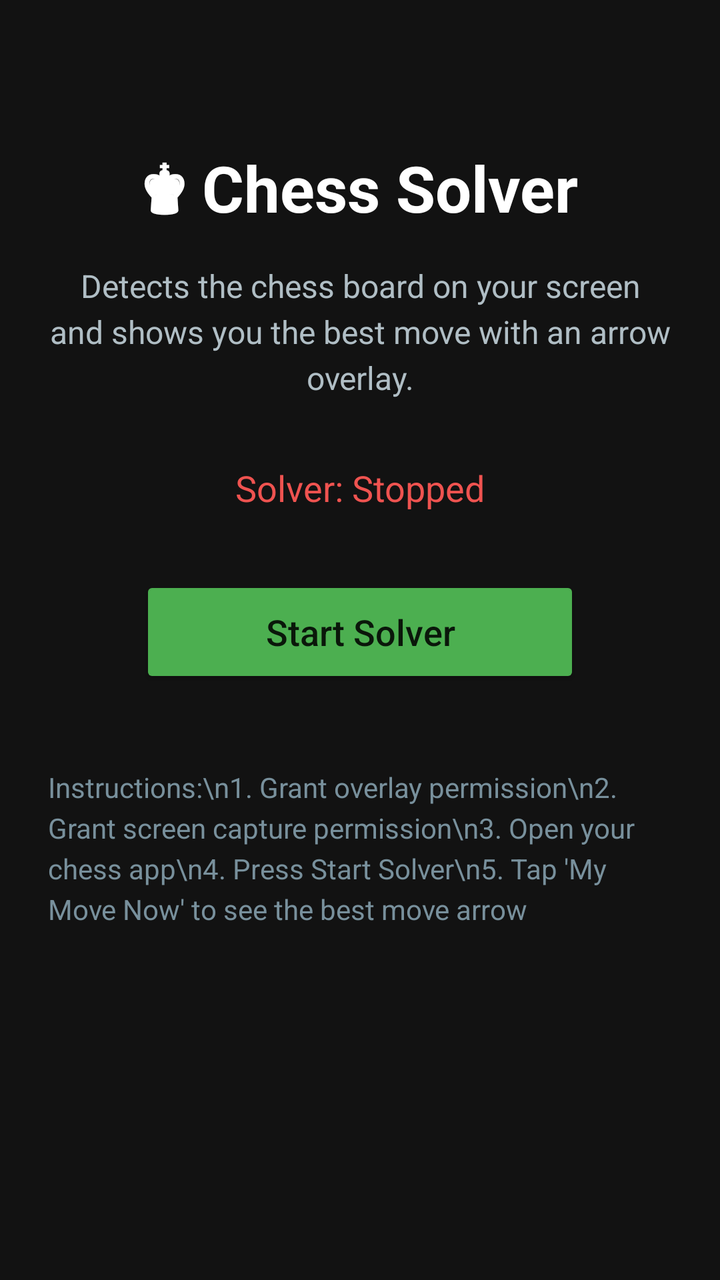
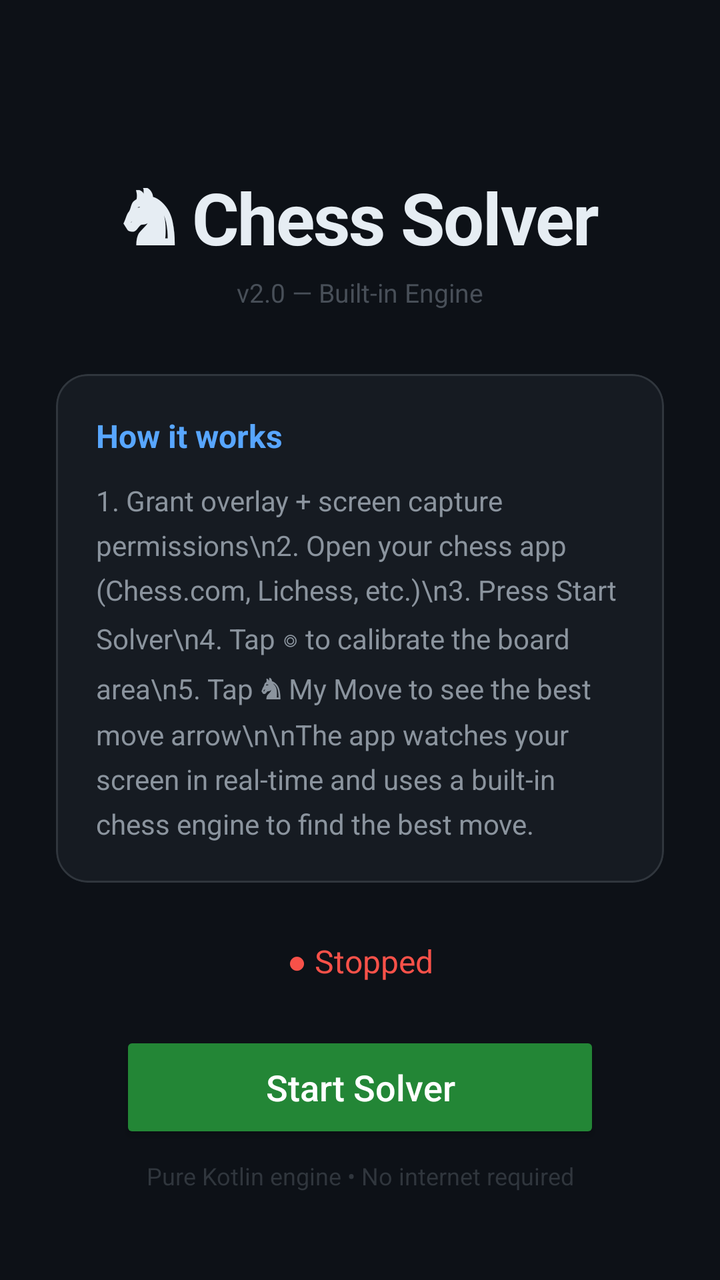

Compare the two renders of this Android layout. The source of the first and the diff that turns it into the second are given below.
<!-- AndroidManifest.xml: activity theme Theme.ChessSolver -->
<!-- res/layout/activity_main.xml -->
<?xml version="1.0" encoding="utf-8"?>
<androidx.constraintlayout.widget.ConstraintLayout
    xmlns:android="http://schemas.android.com/apk/res/android"
    xmlns:app="http://schemas.android.com/apk/res-auto"
    android:layout_width="match_parent"
    android:layout_height="match_parent"
    android:background="#121212"
    android:padding="24dp">

    <TextView
        android:id="@+id/tvTitle"
        android:layout_width="wrap_content"
        android:layout_height="wrap_content"
        android:text="♚ Chess Solver"
        android:textSize="32sp"
        android:textColor="@color/white"
        android:textStyle="bold"
        app:layout_constraintTop_toTopOf="parent"
        app:layout_constraintStart_toStartOf="parent"
        app:layout_constraintEnd_toEndOf="parent"
        android:layout_marginTop="48dp" />

    <TextView
        android:id="@+id/tvSubtitle"
        android:layout_width="0dp"
        android:layout_height="wrap_content"
        android:text="Detects the chess board on your screen and shows you the best move with an arrow overlay."
        android:textSize="16sp"
        android:textColor="#B0BEC5"
        android:gravity="center"
        android:lineSpacingExtra="4dp"
        app:layout_constraintTop_toBottomOf="@id/tvTitle"
        app:layout_constraintStart_toStartOf="parent"
        app:layout_constraintEnd_toEndOf="parent"
        android:layout_marginTop="16dp" />

    <TextView
        android:id="@+id/tvStatus"
        android:layout_width="wrap_content"
        android:layout_height="wrap_content"
        android:text="Solver: Stopped"
        android:textSize="18sp"
        android:textColor="#EF5350"
        app:layout_constraintTop_toBottomOf="@id/tvSubtitle"
        app:layout_constraintStart_toStartOf="parent"
        app:layout_constraintEnd_toEndOf="parent"
        android:layout_marginTop="32dp" />

    <Button
        android:id="@+id/btnStartStop"
        android:layout_width="220dp"
        android:layout_height="56dp"
        android:text="Start Solver"
        android:textSize="18sp"
        android:textAllCaps="false"
        android:backgroundTint="@color/button_green"
        app:layout_constraintTop_toBottomOf="@id/tvStatus"
        app:layout_constraintStart_toStartOf="parent"
        app:layout_constraintEnd_toEndOf="parent"
        android:layout_marginTop="32dp" />

    <TextView
        android:id="@+id/tvInstructions"
        android:layout_width="0dp"
        android:layout_height="wrap_content"
        android:text="Instructions:\n1. Grant overlay permission\n2. Grant screen capture permission\n3. Open your chess app\n4. Press Start Solver\n5. Tap 'My Move Now' to see the best move arrow"
        android:textSize="14sp"
        android:textColor="#78909C"
        android:lineSpacingExtra="4dp"
        app:layout_constraintTop_toBottomOf="@id/btnStartStop"
        app:layout_constraintStart_toStartOf="parent"
        app:layout_constraintEnd_toEndOf="parent"
        android:layout_marginTop="40dp" />

</androidx.constraintlayout.widget.ConstraintLayout>
<!-- resources referenced by this layout -->
<resources>
  <color name="button_green">#4CAF50</color>
  <color name="white">#FFFFFF</color>
  <style name="Theme.ChessSolver" parent="Theme.MaterialComponents.DayNight.DarkActionBar">
          <item name="colorPrimary">@color/colorPrimary</item>
          <item name="colorPrimaryDark">@color/colorPrimaryDark</item>
          <item name="colorAccent">@color/colorAccent</item>
      </style>
  <color name="colorPrimary">#1B5E20</color>
  <color name="colorPrimaryDark">#0D3B13</color>
  <color name="colorAccent">#4CAF50</color>
</resources>

<!-- the commit's change to res/layout/activity_main.xml (unified diff, before → after) -->
@@ -4,72 +4,113 @@
     xmlns:app="http://schemas.android.com/apk/res-auto"
     android:layout_width="match_parent"
     android:layout_height="match_parent"
-    android:background="#121212"
-    android:padding="24dp">
+    android:background="#0D1117"
+    android:padding="28dp">
 
     <TextView
         android:id="@+id/tvTitle"
         android:layout_width="wrap_content"
         android:layout_height="wrap_content"
-        android:text="♚ Chess Solver"
-        android:textSize="32sp"
-        android:textColor="@color/white"
+        android:text="♞ Chess Solver"
+        android:textSize="36sp"
+        android:textColor="#E6EDF3"
         android:textStyle="bold"
+        android:letterSpacing="-0.02"
         app:layout_constraintTop_toTopOf="parent"
         app:layout_constraintStart_toStartOf="parent"
         app:layout_constraintEnd_toEndOf="parent"
-        android:layout_marginTop="48dp" />
+        android:layout_marginTop="56dp" />
 
     <TextView
-        android:id="@+id/tvSubtitle"
-        android:layout_width="0dp"
+        android:id="@+id/tvVersion"
+        android:layout_width="wrap_content"
         android:layout_height="wrap_content"
-        android:text="Detects the chess board on your screen and shows you the best move with an arrow overlay."
-        android:textSize="16sp"
-        android:textColor="#B0BEC5"
-        android:gravity="center"
-        android:lineSpacingExtra="4dp"
+        android:text="v2.0 — Built-in Engine"
+        android:textSize="13sp"
+        android:textColor="#484F58"
         app:layout_constraintTop_toBottomOf="@id/tvTitle"
         app:layout_constraintStart_toStartOf="parent"
         app:layout_constraintEnd_toEndOf="parent"
-        android:layout_marginTop="16dp" />
+        android:layout_marginTop="4dp" />
+
+    <com.google.android.material.card.MaterialCardView
+        android:id="@+id/cardInfo"
+        android:layout_width="0dp"
+        android:layout_height="wrap_content"
+        app:cardBackgroundColor="#161B22"
+        app:cardCornerRadius="16dp"
+        app:cardElevation="0dp"
+        app:strokeColor="#30363D"
+        app:strokeWidth="1dp"
+        app:layout_constraintTop_toBottomOf="@id/tvVersion"
+        app:layout_constraintStart_toStartOf="parent"
+        app:layout_constraintEnd_toEndOf="parent"
+        android:layout_marginTop="32dp">
+
+        <LinearLayout
+            android:layout_width="match_parent"
+            android:layout_height="wrap_content"
+            android:orientation="vertical"
+            android:padding="20dp">
+
+            <TextView
+                android:layout_width="match_parent"
+                android:layout_height="wrap_content"
+                android:text="How it works"
+                android:textSize="16sp"
+                android:textColor="#58A6FF"
+                android:textStyle="bold"
+                android:layout_marginBottom="12dp" />
+
+            <TextView
+                android:layout_width="match_parent"
+                android:layout_height="wrap_content"
+                android:text="1. Grant overlay + screen capture permissions\n2. Open your chess app (Chess.com, Lichess, etc.)\n3. Press Start Solver\n4. Tap ◎ to calibrate the board area\n5. Tap ♞ My Move to see the best move arrow\n\nThe app watches your screen in real-time and uses a built-in chess engine to find the best move."
+                android:textSize="14sp"
+                android:textColor="#8B949E"
+                android:lineSpacingExtra="6dp" />
+
+        </LinearLayout>
+
+    </com.google.android.material.card.MaterialCardView>
 
     <TextView
         android:id="@+id/tvStatus"
         android:layout_width="wrap_content"
         android:layout_height="wrap_content"
-        android:text="Solver: Stopped"
-        android:textSize="18sp"
-        android:textColor="#EF5350"
-        app:layout_constraintTop_toBottomOf="@id/tvSubtitle"
+        android:text="● Stopped"
+        android:textSize="16sp"
+        android:textColor="#F85149"
+        app:layout_constraintTop_toBottomOf="@id/cardInfo"
         app:layout_constraintStart_toStartOf="parent"
         app:layout_constraintEnd_toEndOf="parent"
-        android:layout_marginTop="32dp" />
+        android:layout_marginTop="28dp" />
 
     <Button
         android:id="@+id/btnStartStop"
-        android:layout_width="220dp"
+        android:layout_width="240dp"
         android:layout_height="56dp"
         android:text="Start Solver"
         android:textSize="18sp"
         android:textAllCaps="false"
-        android:backgroundTint="@color/button_green"
+        android:textColor="#FFFFFF"
+        android:backgroundTint="#238636"
+        app:cornerRadius="28dp"
         app:layout_constraintTop_toBottomOf="@id/tvStatus"
         app:layout_constraintStart_toStartOf="parent"
         app:layout_constraintEnd_toEndOf="parent"
-        android:layout_marginTop="32dp" />
+        android:layout_marginTop="24dp" />
 
     <TextView
-        android:id="@+id/tvInstructions"
-        android:layout_width="0dp"
+        android:id="@+id/tvFooter"
+        android:layout_width="wrap_content"
         android:layout_height="wrap_content"
-        android:text="Instructions:\n1. Grant overlay permission\n2. Grant screen capture permission\n3. Open your chess app\n4. Press Start Solver\n5. Tap 'My Move Now' to see the best move arrow"
-        android:textSize="14sp"
-        android:textColor="#78909C"
-        android:lineSpacingExtra="4dp"
-        app:layout_constraintTop_toBottomOf="@id/btnStartStop"
+        android:text="Pure Kotlin engine • No internet required"
+        android:textSize="12sp"
+        android:textColor="#30363D"
+        app:layout_constraintBottom_toBottomOf="parent"
         app:layout_constraintStart_toStartOf="parent"
         app:layout_constraintEnd_toEndOf="parent"
-        android:layout_marginTop="40dp" />
+        android:layout_marginBottom="16dp" />
 
 </androidx.constraintlayout.widget.ConstraintLayout>
<!-- resource entries referenced after the edit -->
@@ -1,14 +1,14 @@
 <!-- resources referenced by this layout -->
 <resources>
-  <color name="button_green">#4CAF50</color>
-  <color name="white">#FFFFFF</color>
-  <style name="Theme.ChessSolver" parent="Theme.MaterialComponents.DayNight.DarkActionBar">
+  <style name="Theme.ChessSolver" parent="Theme.MaterialComponents.DayNight.NoActionBar">
           <item name="colorPrimary">@color/colorPrimary</item>
           <item name="colorPrimaryDark">@color/colorPrimaryDark</item>
           <item name="colorAccent">@color/colorAccent</item>
+          <item name="android:windowBackground">@color/colorPrimaryDark</item>
+          <item name="android:statusBarColor">@color/colorPrimaryDark</item>
       </style>
-  <color name="colorPrimary">#1B5E20</color>
-  <color name="colorPrimaryDark">#0D3B13</color>
-  <color name="colorAccent">#4CAF50</color>
+  <color name="colorPrimary">#238636</color>
+  <color name="colorPrimaryDark">#0D1117</color>
+  <color name="colorAccent">#58A6FF</color>
 </resources>
 
